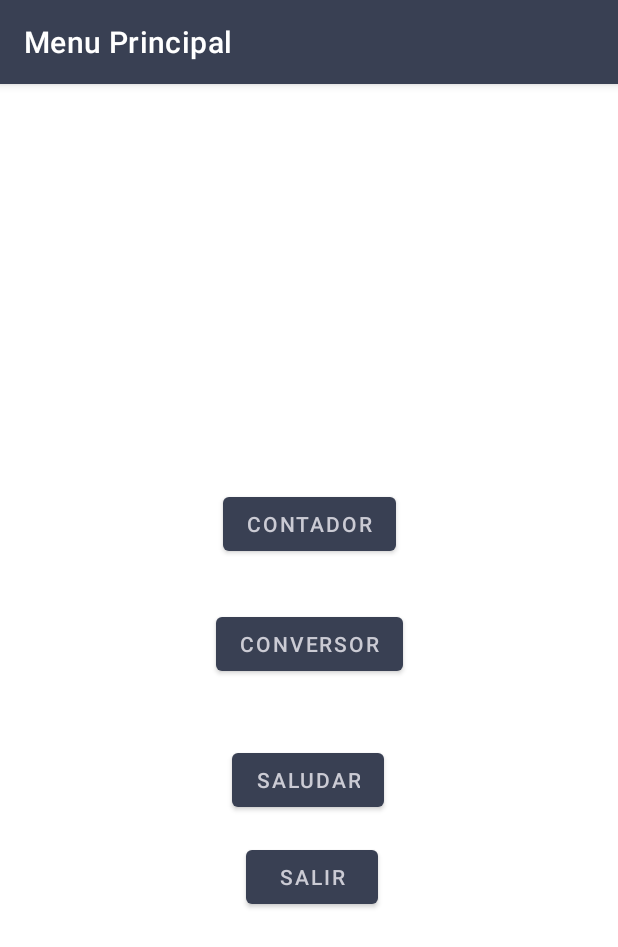
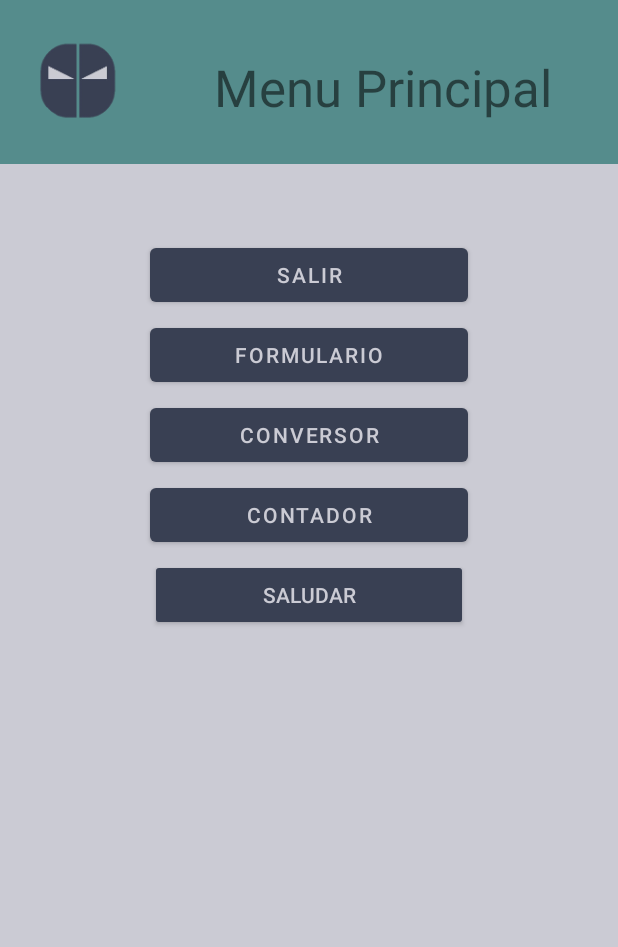
Before and after one commit to Vainzald/PrimerosActivity, an Android app: the screen it shows after launch (MainActivity), on a phone screen of 412 x 824 dp. Shown: the top 947 px of the screen. Run offline under Robolectric (Android 15) with nearby library versions, the light colour scheme and no system bars.

Commit message:
Pocos cambios estetica

```diff
--- a/app/src/main/java/com/example/ejercicios/Contador.kt
+++ b/app/src/main/java/com/example/ejercicios/Contador.kt
@@ -30,9 +30,7 @@ class Contador : AppCompatActivity() {
         }
 
         atras.setOnClickListener {
-            val intentMenuPrincipal = Intent(this, MainActivity::class.java)
             this.finish()
-            startActivity(intentMenuPrincipal)
 
         }
     }
--- a/app/src/main/java/com/example/ejercicios/Conversor.kt
+++ b/app/src/main/java/com/example/ejercicios/Conversor.kt
@@ -50,9 +50,7 @@ class Conversor : AppCompatActivity() {
         }
 
         atras.setOnClickListener {
-            val intentMenuPrincipal = Intent(this, MainActivity::class.java)
             this.finish()
-            startActivity(intentMenuPrincipal)
 
         }
 
--- a/app/src/main/java/com/example/ejercicios/EjemplosAIEP.kt
+++ b/app/src/main/java/com/example/ejercicios/EjemplosAIEP.kt
@@ -1,11 +1,19 @@
 package com.example.ejercicios
 
+import android.content.Intent
 import androidx.appcompat.app.AppCompatActivity
 import android.os.Bundle
+import android.widget.Button
 
 class EjemplosAIEP : AppCompatActivity() {
     override fun onCreate(savedInstanceState: Bundle?) {
         super.onCreate(savedInstanceState)
         setContentView(R.layout.activity_ejemplos_aiep)
+
+        val enviar : Button = findViewById(R.id.btnRegistrarse)
+
+        enviar.setOnClickListener {
+            this.finish()
+        }
     }
 }
--- a/app/src/main/java/com/example/ejercicios/MainActivity.kt
+++ b/app/src/main/java/com/example/ejercicios/MainActivity.kt
@@ -1,5 +1,6 @@
 package com.example.ejercicios
 
+import android.app.Activity
 import android.content.Intent
 import androidx.appcompat.app.AppCompatActivity
 import android.os.Bundle
@@ -18,23 +19,24 @@ class MainActivity : AppCompatActivity() {
 
         val conversor : Button = findViewById(R.id.btnConversor)
 
+        val formulario : Button = findViewById(R.id.btnFormulario)
 
         saludo.setOnClickListener {
-            val intentSaludo = Intent(this, Saludar::class.java)
-            this.finish()
-            startActivity(intentSaludo)
+            startActivity(empezarActividad(this,Saludar()))
         }
 
         contador.setOnClickListener {
-            val intentContador = Intent(this, Contador::class.java)
-            this.finish()
-            startActivity(intentContador)
+            startActivity(empezarActividad(this,Contador()))
         }
 
+
         conversor.setOnClickListener {
-            val intentConversor = Intent(this, Conversor::class.java)
-            this.finish()
-            startActivity(intentConversor)
+            startActivity(empezarActividad(this,Conversor()))
+        }
+
+        formulario.setOnClickListener {
+            startActivity(empezarActividad(this,EjemplosAIEP()))
+
         }
 
         salir.setOnClickListener {
@@ -43,3 +45,9 @@ class MainActivity : AppCompatActivity() {
 
     }
 }
+
+fun empezarActividad(activityContexto : Activity, activityEmpezar : Activity) : Intent{
+    val empezarActivity = Intent(activityContexto, activityEmpezar::class.java)
+    return empezarActivity
+
+}
--- a/app/src/main/java/com/example/ejercicios/Saludar.kt
+++ b/app/src/main/java/com/example/ejercicios/Saludar.kt
@@ -21,10 +21,7 @@ class Saludar : AppCompatActivity() {
         }
 
         atras.setOnClickListener {
-            val intentMainActivity = Intent(this, MainActivity::class.java)
             this.finish()
-            startActivity(intentMainActivity)
-
         }
     }
 }
--- a/app/src/main/res/layout/activity_ejemplos_aiep.xml
+++ b/app/src/main/res/layout/activity_ejemplos_aiep.xml
@@ -80,7 +80,6 @@
         android:layout_height="wrap_content"
         android:layout_marginLeft="50dp"
         android:layout_marginRight="50dp"
-        android:backgroundTint="#502B2B"
         android:gravity="center"
         android:hapticFeedbackEnabled="false"
         android:text="Enviar"
--- a/app/src/main/res/layout/activity_main.xml
+++ b/app/src/main/res/layout/activity_main.xml
@@ -1,70 +1,93 @@
 <?xml version="1.0" encoding="utf-8"?>
-<androidx.constraintlayout.widget.ConstraintLayout xmlns:android="http://schemas.android.com/apk/res/android"
+<LinearLayout xmlns:android="http://schemas.android.com/apk/res/android"
     xmlns:app="http://schemas.android.com/apk/res-auto"
     xmlns:tools="http://schemas.android.com/tools"
     android:layout_width="match_parent"
     android:layout_height="match_parent"
+    android:background="@color/lavender_gray"
+    android:orientation="vertical"
     tools:context=".MainActivity">
 
-    <Button
-        android:id="@+id/btnSaludar"
-        android:layout_width="wrap_content"
+    <LinearLayout
+        android:layout_width="match_parent"
         android:layout_height="wrap_content"
-        android:layout_marginStart="162dp"
-        android:layout_marginTop="16dp"
-        android:layout_marginEnd="156dp"
-        android:layout_marginBottom="10dp"
-        android:text="@string/btnSaludar"
-        app:layout_constraintBottom_toTopOf="@+id/btnSalir"
-        app:layout_constraintEnd_toEndOf="parent"
-        app:layout_constraintHorizontal_bias="1.0"
-        app:layout_constraintStart_toStartOf="parent"
-        app:layout_constraintTop_toBottomOf="@+id/btnConversor"
-        tools:text="Saludo" />
+        android:background="@color/steel_teal">
 
-    <Button
-        android:id="@+id/btnSalir"
-        android:layout_width="wrap_content"
-        android:layout_height="wrap_content"
-        android:layout_marginStart="157dp"
-        android:layout_marginTop="1dp"
-        android:layout_marginEnd="160dp"
-        android:layout_marginBottom="210dp"
-        android:text="@string/btnSalir"
-        app:layout_constraintBottom_toBottomOf="parent"
-        app:layout_constraintEnd_toEndOf="parent"
-        app:layout_constraintHorizontal_bias="1.0"
-        app:layout_constraintStart_toStartOf="parent"
-        app:layout_constraintTop_toBottomOf="@+id/btnSaludar" />
+        <ImageView
+            android:id="@+id/imageView"
+            android:layout_width="104dp"
+            android:layout_height="wrap_content"
+            android:contentDescription="ImagenMENU"
+            app:srcCompat="@mipmap/ic_launcher_foreground"
+            tools:ignore="ImageContrastCheck" />
 
-    <Button
-        android:id="@+id/btnConversor"
-        android:layout_width="wrap_content"
-        android:layout_height="wrap_content"
-        android:layout_marginStart="162dp"
-        android:layout_marginTop="13dp"
-        android:layout_marginEnd="155dp"
-        android:layout_marginBottom="22dp"
-        android:text="@string/btnConversor"
-        app:layout_constraintBottom_toTopOf="@+id/btnSaludar"
-        app:layout_constraintEnd_toEndOf="parent"
-        app:layout_constraintHorizontal_bias="0.612"
-        app:layout_constraintStart_toStartOf="parent"
-        app:layout_constraintTop_toBottomOf="@+id/btnContador" />
+        <TextView
+            android:id="@+id/textView"
+            android:layout_width="0dp"
+            android:layout_height="109dp"
+            android:layout_weight="1"
+            android:paddingStart="5dp"
+            android:paddingTop="35dp"
+            android:paddingRight="10dp"
+            android:text="@string/tituloMenu"
+            android:textAlignment="center"
+            android:textSize="34sp"
+            tools:ignore="TextContrastCheck" />
 
-    <Button
-        android:id="@+id/btnContador"
-        android:layout_width="wrap_content"
-        android:layout_height="wrap_content"
-        android:layout_marginStart="165dp"
-        android:layout_marginTop="264dp"
-        android:layout_marginEnd="152dp"
-        android:layout_marginBottom="13dp"
-        android:text="@string/btnContador"
-        app:layout_constraintBottom_toTopOf="@+id/btnConversor"
-        app:layout_constraintEnd_toEndOf="parent"
-        app:layout_constraintHorizontal_bias="0.818"
-        app:layout_constraintStart_toStartOf="parent"
-        app:layout_constraintTop_toTopOf="parent" />
+    </LinearLayout>
 
-</androidx.constraintlayout.widget.ConstraintLayout>
+    <LinearLayout
+        android:layout_width="match_parent"
+        android:layout_height="368dp"
+        android:orientation="vertical"
+        android:paddingTop="50dp">
+
+        <Button
+            android:id="@+id/btnSalir"
+            android:layout_width="match_parent"
+            android:layout_height="wrap_content"
+            android:layout_marginLeft="100dp"
+            android:layout_marginRight="100dp"
+            android:layout_marginBottom="5dp"
+            android:text="@string/btnSalir" />
+
+        <Button
+            android:id="@+id/btnFormulario"
+            android:layout_width="match_parent"
+            android:layout_height="wrap_content"
+            android:layout_marginLeft="100dp"
+            android:layout_marginRight="100dp"
+            android:layout_marginBottom="5dp"
+            android:text="@string/btnFormulario" />
+
+        <Button
+            android:id="@+id/btnConversor"
+            android:layout_width="match_parent"
+            android:layout_height="wrap_content"
+            android:layout_marginLeft="100dp"
+            android:layout_marginRight="100dp"
+            android:layout_marginBottom="5dp"
+            android:text="@string/btnConversor"
+            tools:ignore="DuplicateSpeakableTextCheck" />
+
+        <Button
+            android:id="@+id/btnContador"
+            android:layout_width="match_parent"
+            android:layout_height="wrap_content"
+            android:layout_marginLeft="100dp"
+            android:layout_marginRight="100dp"
+            android:layout_marginBottom="5dp"
+            android:text="@string/btnContador" />
+
+        <Button
+            android:id="@+id/btnSaludar"
+            style="@style/Widget.AppCompat.Button.Colored"
+            android:layout_width="match_parent"
+            android:layout_height="wrap_content"
+            android:layout_marginLeft="100dp"
+            android:layout_marginRight="100dp"
+            android:layout_marginBottom="5dp"
+            android:text="@string/btnSaludar" />
+    </LinearLayout>
+
+</LinearLayout>
--- a/app/src/main/res/values/strings.xml
+++ b/app/src/main/res/values/strings.xml
@@ -1,6 +1,6 @@
 <resources>
-    <string name="app_name">Ejercicios</string>
-    <string name="name_menu">Menu Principal</string>
+    <string name="app_name">Onetome</string>
+    <string name="name_menu">Onetome</string>
     <string name="name_saludar">Saludo</string>
     <string name="name_conversor">Conversor</string>
     <string name="name_contador">Contador</string>
@@ -14,4 +14,6 @@
     <string name="clp">CLP</string>
     <string name="textview">TextView</string>
     <string name="convertirs">Convertir</string>
+    <string name="btnFormulario">Formulario</string>
+    <string name="tituloMenu">Menu Principal</string>
 </resources>
--- a/app/src/main/res/values/themes.xml
+++ b/app/src/main/res/values/themes.xml
@@ -13,7 +13,7 @@
         <item name="android:statusBarColor" tools:targetApi="l">?attr/colorPrimaryVariant</item>
         <!-- Customize your theme here. -->
     </style>
-    <style name="Theme.ONETOME" parent="Theme.MaterialComponents.DayNight.DarkActionBar">
+    <style name="Theme.ONETOME" parent="Theme.MaterialComponents.DayNight.NoActionBar">
         <!-- Primary brand color. -->
         <item name="colorPrimary">@color/independence</item>
         <item name="colorPrimaryVariant">@color/steel_teal</item>
```
